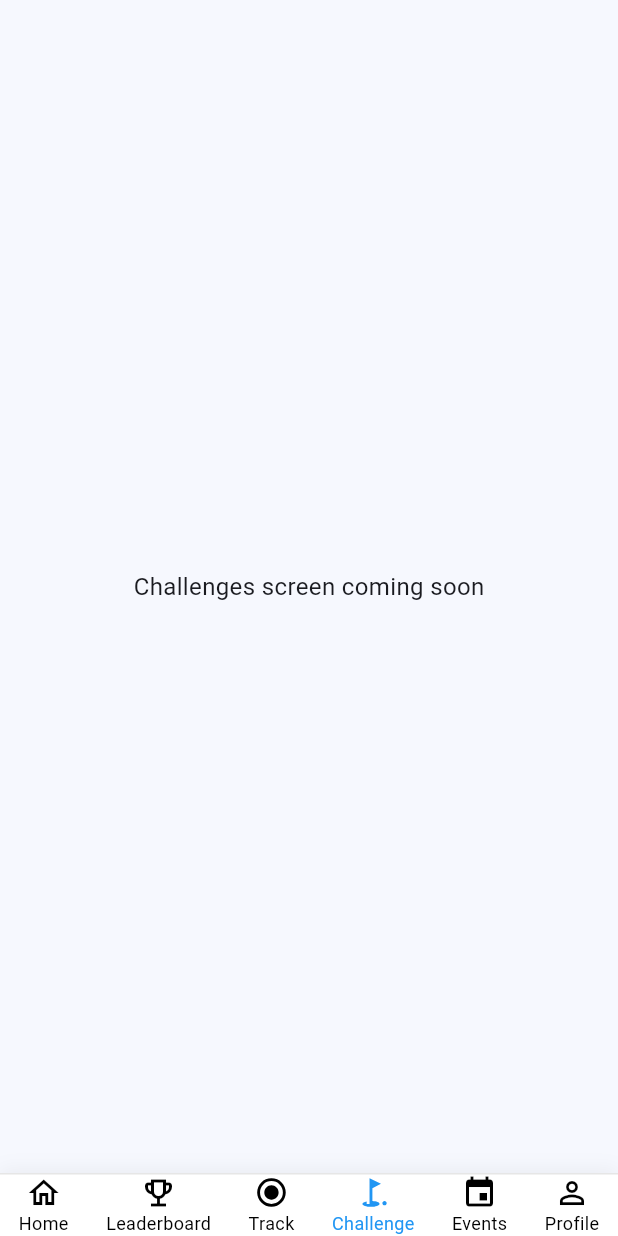
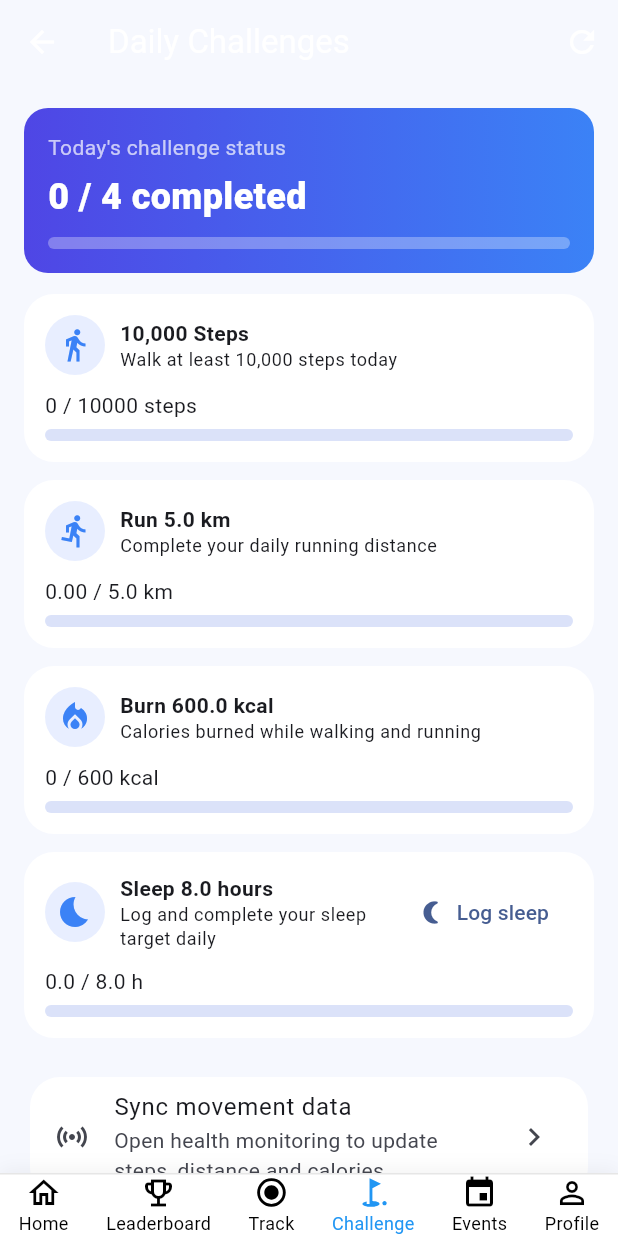
Before and after one commit to iayr1/athlorun, a Flutter app: the DashboardScreen screen opened directly, item 4 of the bottom bar chosen, on a phone screen of 412 x 824 dp. Run offline on Flutter 3.47's test engine with Material 3 defaults, Android fonts, the phone set to English and light mode, and no system bars; our stand-ins replace argon_buttons_flutter_fix, cached_network_image, dartz, dropdown_button2, fl_chart, flutter_bloc and 15 more; missing offline and left inert: flutter_activity_recognition, health, photo_manager, styled_divider; accounts and stored records are empty; network calls fail.

Commit message:
Add functional daily challenges and sleep tracking screen

```diff
--- /dev/null
+++ b/lib/features/challenges/presentation/pages/daily_challenges_screen.dart
@@ -0,0 +1,306 @@
+import 'package:flutter/material.dart';
+import 'package:shared_preferences/shared_preferences.dart';
+
+import 'package:athlorun/features/home/presentation/pages/health_page.dart';
+
+class DailyChallengesScreen extends StatefulWidget {
+  const DailyChallengesScreen({super.key});
+
+  @override
+  State<DailyChallengesScreen> createState() => _DailyChallengesScreenState();
+}
+
+class _DailyChallengesScreenState extends State<DailyChallengesScreen> {
+  static const int _dailyStepsTarget = 10000;
+  static const double _dailyRunKmTarget = 5;
+  static const double _dailyCaloriesTarget = 600;
+  static const double _dailySleepHoursTarget = 8;
+
+  int _steps = 0;
+  double _runningDistanceKm = 0;
+  double _walkingDistanceKm = 0;
+  double _calories = 0;
+  double _sleepHours = 0;
+
+  bool _isLoading = true;
+
+  @override
+  void initState() {
+    super.initState();
+    _loadDailyMetrics();
+  }
+
+  String get _todayKey {
+    final now = DateTime.now();
+    return '${now.year}-${now.month}-${now.day}';
+  }
+
+  Future<void> _loadDailyMetrics() async {
+    final prefs = await SharedPreferences.getInstance();
+    await _rollOverDailyDataIfNeeded(prefs);
+
+    if (!mounted) return;
+
+    setState(() {
+      _steps = prefs.getInt('steps') ?? 0;
+      _runningDistanceKm = prefs.getDouble('runningDistance') ?? 0;
+      _walkingDistanceKm = prefs.getDouble('walkingDistance') ?? 0;
+      _calories = prefs.getDouble('calories') ?? 0;
+      _sleepHours = prefs.getDouble('sleep_hours_$_todayKey') ?? 0;
+      _isLoading = false;
+    });
+  }
+
+  Future<void> _rollOverDailyDataIfNeeded(SharedPreferences prefs) async {
+    final previousDate = prefs.getString('daily_metrics_date');
+    if (previousDate == _todayKey) return;
+
+    await prefs.setString('daily_metrics_date', _todayKey);
+    await prefs.setInt('steps', 0);
+    await prefs.setDouble('runningDistance', 0);
+    await prefs.setDouble('walkingDistance', 0);
+    await prefs.setDouble('calories', 0);
+  }
+
+  Future<void> _openSleepLogger() async {
+    final now = DateTime.now();
+    final TimeOfDay? sleepStart = await showTimePicker(
+      context: context,
+      initialTime: const TimeOfDay(hour: 23, minute: 0),
+      helpText: 'When did you go to sleep?',
+    );
+    if (sleepStart == null || !mounted) return;
+
+    final TimeOfDay? sleepEnd = await showTimePicker(
+      context: context,
+      initialTime: TimeOfDay(hour: now.hour, minute: now.minute),
+      helpText: 'When did you wake up?',
+    );
+    if (sleepEnd == null) return;
+
+    final sleptHours = _calculateSleepHours(sleepStart, sleepEnd);
+    final prefs = await SharedPreferences.getInstance();
+    await prefs.setDouble('sleep_hours_$_todayKey', sleptHours);
+
+    if (!mounted) return;
+
+    setState(() {
+      _sleepHours = sleptHours;
+    });
+
+    ScaffoldMessenger.of(context).showSnackBar(
+      SnackBar(content: Text('Sleep logged: ${sleptHours.toStringAsFixed(1)} h')),
+    );
+  }
+
+  double _calculateSleepHours(TimeOfDay start, TimeOfDay end) {
+    final startMinutes = start.hour * 60 + start.minute;
+    final endMinutes = end.hour * 60 + end.minute;
+
+    final minutes = endMinutes >= startMinutes
+        ? endMinutes - startMinutes
+        : (24 * 60 - startMinutes) + endMinutes;
+
+    return minutes / 60;
+  }
+
+  @override
+  Widget build(BuildContext context) {
+    return Scaffold(
+      appBar: AppBar(
+        title: const Text('Daily Challenges'),
+        actions: [
+          IconButton(
+            tooltip: 'Refresh progress',
+            onPressed: _loadDailyMetrics,
+            icon: const Icon(Icons.refresh),
+          ),
+        ],
+      ),
+      body: _isLoading
+          ? const Center(child: CircularProgressIndicator())
+          : RefreshIndicator(
+              onRefresh: _loadDailyMetrics,
+              child: ListView(
+                padding: const EdgeInsets.all(16),
+                children: [
+                  _buildOverviewCard(),
+                  const SizedBox(height: 14),
+                  _ChallengeProgressCard(
+                    icon: Icons.directions_walk,
+                    title: '10,000 Steps',
+                    subtitle: 'Walk at least 10,000 steps today',
+                    valueLabel: '$_steps / $_dailyStepsTarget steps',
+                    progress: (_steps / _dailyStepsTarget).clamp(0, 1),
+                  ),
+                  _ChallengeProgressCard(
+                    icon: Icons.directions_run,
+                    title: 'Run $_dailyRunKmTarget km',
+                    subtitle: 'Complete your daily running distance',
+                    valueLabel:
+                        '${_runningDistanceKm.toStringAsFixed(2)} / ${_dailyRunKmTarget.toStringAsFixed(1)} km',
+                    progress: (_runningDistanceKm / _dailyRunKmTarget)
+                        .clamp(0, 1),
+                  ),
+                  _ChallengeProgressCard(
+                    icon: Icons.local_fire_department,
+                    title: 'Burn $_dailyCaloriesTarget kcal',
+                    subtitle: 'Calories burned while walking and running',
+                    valueLabel:
+                        '${_calories.toStringAsFixed(0)} / ${_dailyCaloriesTarget.toStringAsFixed(0)} kcal',
+                    progress: (_calories / _dailyCaloriesTarget).clamp(0, 1),
+                  ),
+                  _ChallengeProgressCard(
+                    icon: Icons.bedtime,
+                    title: 'Sleep $_dailySleepHoursTarget hours',
+                    subtitle: 'Log and complete your sleep target daily',
+                    valueLabel:
+                        '${_sleepHours.toStringAsFixed(1)} / ${_dailySleepHoursTarget.toStringAsFixed(1)} h',
+                    progress: (_sleepHours / _dailySleepHoursTarget).clamp(0, 1),
+                    trailing: TextButton.icon(
+                      onPressed: _openSleepLogger,
+                      icon: const Icon(Icons.nightlight_round),
+                      label: const Text('Log sleep'),
+                    ),
+                  ),
+                  const SizedBox(height: 10),
+                  Card(
+                    child: ListTile(
+                      leading: const Icon(Icons.sensors),
+                      title: const Text('Sync movement data'),
+                      subtitle: const Text(
+                        'Open health monitoring to update steps, distance and calories.',
+                      ),
+                      trailing: const Icon(Icons.chevron_right),
+                      onTap: () async {
+                        await Navigator.of(context).push(
+                          MaterialPageRoute(
+                            builder: (_) => const SensorDataScreen(),
+                          ),
+                        );
+                        _loadDailyMetrics();
+                      },
+                    ),
+                  ),
+                  const SizedBox(height: 8),
+                  Text(
+                    'Running: ${_runningDistanceKm.toStringAsFixed(2)} km  •  Walking: ${_walkingDistanceKm.toStringAsFixed(2)} km',
+                    textAlign: TextAlign.center,
+                    style: Theme.of(context).textTheme.bodySmall,
+                  ),
+                ],
+              ),
+            ),
+    );
+  }
+
+  Widget _buildOverviewCard() {
+    final completed = [
+      _steps >= _dailyStepsTarget,
+      _runningDistanceKm >= _dailyRunKmTarget,
+      _calories >= _dailyCaloriesTarget,
+      _sleepHours >= _dailySleepHoursTarget,
+    ].where((v) => v).length;
+
+    return Container(
+      padding: const EdgeInsets.all(16),
+      decoration: BoxDecoration(
+        borderRadius: BorderRadius.circular(16),
+        gradient: const LinearGradient(
+          colors: [Color(0xFF4F46E5), Color(0xFF3B82F6)],
+        ),
+      ),
+      child: Column(
+        crossAxisAlignment: CrossAxisAlignment.start,
+        children: [
+          const Text(
+            'Today\'s challenge status',
+            style: TextStyle(color: Colors.white70),
+          ),
+          const SizedBox(height: 6),
+          Text(
+            '$completed / 4 completed',
+            style: const TextStyle(
+              color: Colors.white,
+              fontSize: 24,
+              fontWeight: FontWeight.w800,
+            ),
+          ),
+          const SizedBox(height: 10),
+          LinearProgressIndicator(
+            value: completed / 4,
+            minHeight: 8,
+            borderRadius: BorderRadius.circular(999),
+            backgroundColor: Colors.white30,
+          ),
+        ],
+      ),
+    );
+  }
+}
+
+class _ChallengeProgressCard extends StatelessWidget {
+  final IconData icon;
+  final String title;
+  final String subtitle;
+  final String valueLabel;
+  final double progress;
+  final Widget? trailing;
+
+  const _ChallengeProgressCard({
+    required this.icon,
+    required this.title,
+    required this.subtitle,
+    required this.valueLabel,
+    required this.progress,
+    this.trailing,
+  });
+
+  @override
+  Widget build(BuildContext context) {
+    return Card(
+      margin: const EdgeInsets.only(bottom: 12),
+      child: Padding(
+        padding: const EdgeInsets.all(14),
+        child: Column(
+          crossAxisAlignment: CrossAxisAlignment.start,
+          children: [
+            Row(
+              children: [
+                CircleAvatar(
+                  backgroundColor: const Color(0xFFE8EEFF),
+                  child: Icon(icon, color: const Color(0xFF3B82F6)),
+                ),
+                const SizedBox(width: 10),
+                Expanded(
+                  child: Column(
+                    crossAxisAlignment: CrossAxisAlignment.start,
+                    children: [
+                      Text(
+                        title,
+                        style: const TextStyle(fontWeight: FontWeight.w700),
+                      ),
+                      Text(
+                        subtitle,
+                        style: Theme.of(context).textTheme.bodySmall,
+                      ),
+                    ],
+                  ),
+                ),
+                if (trailing != null) trailing!,
+              ],
+            ),
+            const SizedBox(height: 10),
+            Text(valueLabel),
+            const SizedBox(height: 6),
+            LinearProgressIndicator(
+              value: progress,
+              minHeight: 8,
+              borderRadius: BorderRadius.circular(999),
+            ),
+          ],
+        ),
+      ),
+    );
+  }
+}
--- a/lib/features/dashboard/presentation/pages/dashboard_screen.dart
+++ b/lib/features/dashboard/presentation/pages/dashboard_screen.dart
@@ -2,6 +2,7 @@ import 'package:flutter/material.dart';
 import 'package:flutter_svg/flutter_svg.dart';
 import 'package:athlorun/config/images/app_images.dart';
 import 'package:athlorun/core/utils/app_strings.dart';
+import 'package:athlorun/features/challenges/presentation/pages/daily_challenges_screen.dart';
 import 'package:athlorun/features/leaderboard/presentation/pages/leaderboard_page.dart';
 import 'package:athlorun/features/profile/presentation/pages/profile_page.dart';
 import 'package:athlorun/features/track/presentation/pages/track_page.dart';
@@ -25,7 +26,7 @@ class DashboardScreenState extends State<DashboardScreen>
     HomePage(),
     LeaderboardPage(),
     TrackPage(),
-    _PlaceholderTab(title: 'Challenges'),
+    DailyChallengesScreen(),
     _PlaceholderTab(title: 'Events'),
     ProfilePage(),
   ];
```
